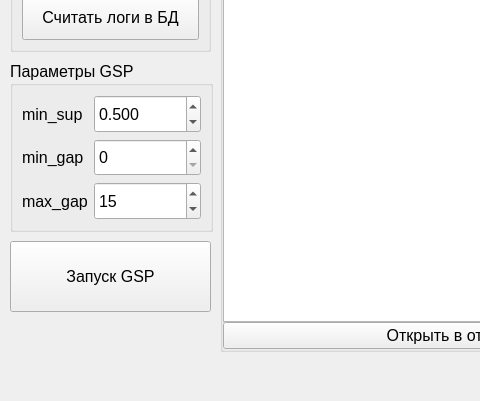
First picture: the form in GSP_adapt/MainWindow.ui, repository Inlucker/GSP, before the edit; both pictures show x 0 to 480 and y 269 to 670 of the 1377 by 670 pixel window.
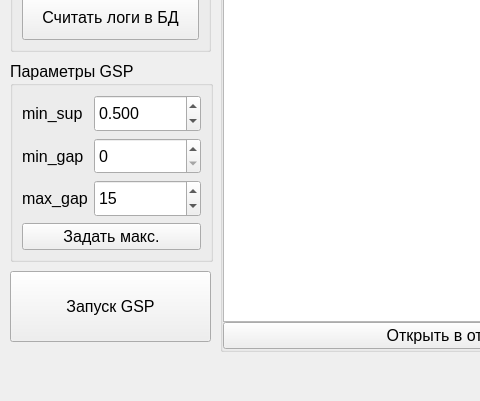
Second picture: the form after the edit.

The edit to the form file:
```diff
--- a/GSP_adapt/MainWindow.ui
+++ b/GSP_adapt/MainWindow.ui
@@ -25,13 +25,13 @@
       <x>10</x>
       <y>330</y>
       <width>203</width>
-      <height>171</height>
+      <height>201</height>
      </rect>
     </property>
     <property name="title">
      <string>Параметры GSP</string>
     </property>
-    <layout class="QHBoxLayout" name="horizontalLayout">
+    <layout class="QVBoxLayout" name="verticalLayout_4">
      <item>
       <layout class="QGridLayout" name="gridLayout">
        <item row="0" column="0">
@@ -88,7 +88,7 @@
           </sizepolicy>
          </property>
          <property name="maximum">
-          <number>999999999</number>
+          <number>2147483647</number>
          </property>
         </widget>
        </item>
@@ -114,7 +114,7 @@
           </sizepolicy>
          </property>
          <property name="maximum">
-          <number>999999999</number>
+          <number>2147483647</number>
          </property>
          <property name="value">
           <number>15</number>
@@ -123,6 +123,13 @@
        </item>
       </layout>
      </item>
+     <item>
+      <widget class="QPushButton" name="pushButton_3">
+       <property name="text">
+        <string>Задать макс.</string>
+       </property>
+      </widget>
+     </item>
     </layout>
    </widget>
    <widget class="QGroupBox" name="groupBox_2">
@@ -275,7 +282,7 @@
     <property name="geometry">
      <rect>
       <x>10</x>
-      <y>510</y>
+      <y>540</y>
       <width>201</width>
       <height>71</height>
      </rect>
```
Left out of the diff: 3 changed lines with no effect on the pictures.
